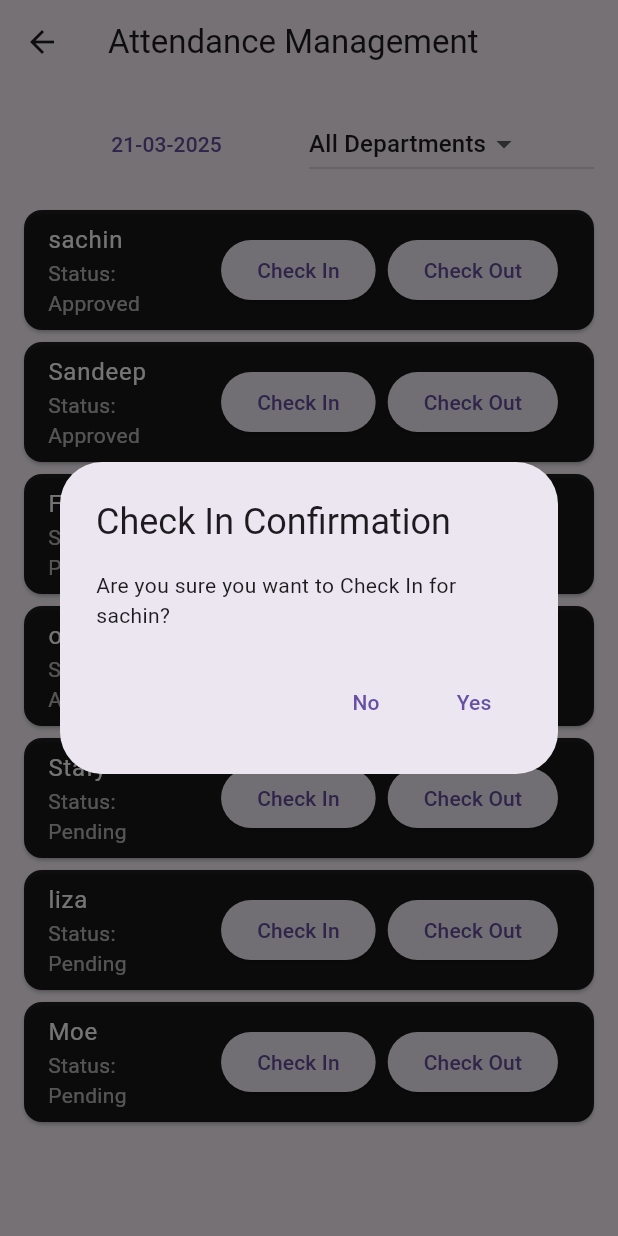
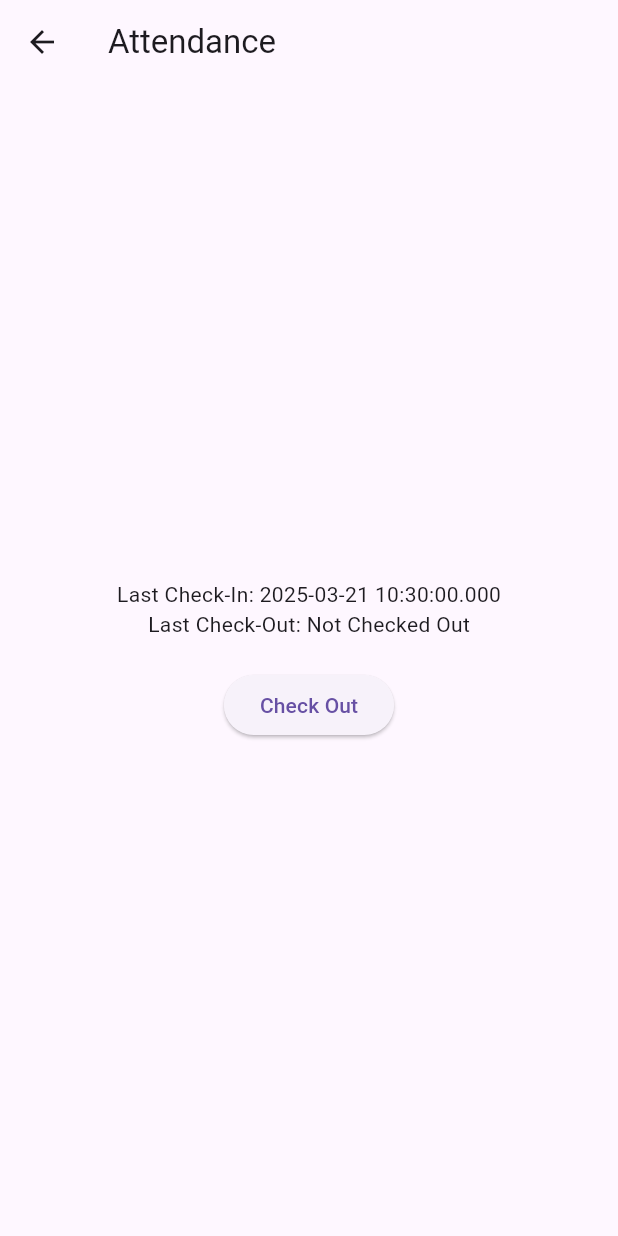
Before and after one commit to Rajdip1/HRMS, a Flutter app: the AttendanceScreen screen opened directly, after a tap on "Check In", on a phone screen of 412 x 824 dp. Run offline on Flutter 3.47's test engine with Material 3 defaults, Android fonts, the phone set to English and light mode, and no system bars; our stand-ins replace cloud_firestore, csv, file_picker, firebase_auth, firebase_core, fluttertoast and 3 more; accounts and stored records are empty.

Commit message:
Attendance screen added

```diff
--- a/lib/screens/attendance_screen.dart
+++ b/lib/screens/attendance_screen.dart
@@ -1,179 +1,44 @@
-import 'dart:io';
-
-import 'package:csv/csv.dart';
 import 'package:flutter/material.dart';
-import 'package:intl/intl.dart';
-import 'package:path_provider/path_provider.dart';
 
 class AttendanceScreen extends StatefulWidget {
-  const AttendanceScreen({super.key});
-
   @override
-  State<AttendanceScreen> createState() => _AttendanceScreenState();
+  _AttendanceScreenState createState() => _AttendanceScreenState();
 }
 
 class _AttendanceScreenState extends State<AttendanceScreen> {
+  bool isCheckedIn = false;
+  String? lastCheckIn;
+  String? lastCheckOut;
 
-  DateTime selectedDate = DateTime.now();
-  String selectedDepartment = 'All Departments';
-  List<Map<String, dynamic>> attendanceList = [];
-  List<Map<String, dynamic>> originalList = [];
-
-  @override
-  void initState() {
-    super.initState();
-    attendanceList = [
-      {'name': 'sachin', 'hours': '2 h 40 m', 'status': 'Approved', 'shift': 'Morning'},
-      {'name': 'Sandeep', 'hours': '1 h 46 m', 'status': 'Approved', 'shift': 'Evening'},
-      {'name': 'Fevy', 'hours': '--', 'status': 'Pending', 'shift': 'Night'},
-      {'name': 'omar', 'hours': '5 h 60 m', 'status': 'Approved', 'shift': 'Morning'},
-      {'name': 'Stafy', 'hours': '--', 'status': 'Pending', 'shift': 'Evening'},
-      {'name': 'liza', 'hours': '--', 'status': 'Pending', 'shift': 'Night'},
-      {'name': 'Moe', 'hours': '--', 'status': 'Pending', 'shift': 'Morning'},
-    ];
-    originalList = List.from(attendanceList);
-  }
-
-  Future<void> _selectDate(BuildContext context) async {
-    final DateTime? picked = await showDatePicker(
-      context: context,
-      initialDate: selectedDate,
-      firstDate: DateTime(2000),
-      lastDate: DateTime(2101),
-    );
-    if (picked != null && picked != selectedDate) {
-      setState(() {
-        selectedDate = picked;
-      });
-    }
-  }
-
-  void _filterApproved() {
+  void _checkIn() {
     setState(() {
-      attendanceList = originalList.where((employee) => employee['status'] == 'Approved').toList();
+      isCheckedIn = true;
+      lastCheckIn = DateTime.now().toString();
+      lastCheckOut = null;
     });
   }
 
-  void _resetList() {
+  void _checkOut() {
     setState(() {
-      attendanceList = List.from(originalList);
+      isCheckedIn = false;
+      lastCheckOut = DateTime.now().toString();
     });
   }
-
-  Future<void> _exportCSV() async {
-    List<List<String>> csvData = [
-      ["Name", "Hours", "Status", "Shift"],
-      ...attendanceList.map((item) => [item['name'], item['hours'], item['status'], item['shift']])
-    ];
-
-    String csv = const ListToCsvConverter().convert(csvData);
-    final String dir = (await getApplicationDocumentsDirectory()).path;
-    final path = "$dir/attendance.csv";
-
-    final File file = File(path);
-    await file.writeAsString(csv);
-    ScaffoldMessenger.of(context).showSnackBar(
-      SnackBar(content: Text('CSV Exported: $path')),
-    );
-  }
-
-  void _showConfirmationDialog(String action, Map<String, dynamic> attendance) {
-    showDialog(
-      context: context,
-      builder: (context) {
-        return AlertDialog(
-          title: Text('$action Confirmation'),
-          content: Text('Are you sure you want to $action for ${attendance['name']}?'),
-          actions: [
-            TextButton(
-              onPressed: () {
-                Navigator.pop(context);
-              },
-              child: const Text('No'),
-            ),
-            TextButton(
-              onPressed: () {
-                setState(() {
-                  if (action == 'Check In') {
-                    attendance['status'] = 'Approved';
-                  } else if (action == 'Check Out') {
-                    attendance['status'] = 'Checked Out';
-                  }
-                });
-                Navigator.pop(context);
-              },
-              child: const Text('Yes'),
-            ),
-          ],
-        );
-      },
-    );
-  }
-
 
   @override
   Widget build(BuildContext context) {
     return Scaffold(
-      appBar: AppBar(title: const Text('Attendance Management')),
-      body: Padding(
-        padding: const EdgeInsets.all(16.0),
+      appBar: AppBar(title: Text("Attendance")),
+      body: Center(
         child: Column(
-          crossAxisAlignment: CrossAxisAlignment.start,
+          mainAxisAlignment: MainAxisAlignment.center,
           children: [
-            Row(
-              children: [
-                Expanded(
-                  child: TextButton(
-                    onPressed: () => _selectDate(context),
-                    child: Text(DateFormat('dd-MM-yyyy').format(selectedDate)),
-                  ),
-                ),
-                Expanded(
-                  child: DropdownButton<String>(
-                    value: selectedDepartment,
-                    items: ['All Departments', 'HR', 'IT', 'Finance']
-                        .map((String dept) => DropdownMenuItem<String>(
-                      value: dept,
-                      child: Text(dept),
-                    ))
-                        .toList(),
-                    onChanged: (String? newValue) {
-                      setState(() {
-                        selectedDepartment = newValue!;
-                      });
-                    },
-                  ),
-                ),
-              ],
-            ),
-            const SizedBox(height: 16),
-            Expanded(
-              child: ListView(
-                children: attendanceList.map((attendance) {
-                  return Card(
-                    color: Colors.black87,
-                    margin: const EdgeInsets.symmetric(vertical: 4),
-                    child: ListTile(
-                      title: Text(attendance['name'], style: const TextStyle(color: Colors.white)),
-                      subtitle: Text("Status: ${attendance['status']}", style: const TextStyle(color: Colors.white70)),
-                      trailing: Row(
-                        mainAxisSize: MainAxisSize.min,
-                        children: [
-                          ElevatedButton(
-                            onPressed: () => _showConfirmationDialog('Check In', attendance),
-                            child: const Text('Check In'),
-                          ),
-                          const SizedBox(width: 8),
-                          ElevatedButton(
-                            onPressed: () => _showConfirmationDialog('Check Out', attendance),
-                            child: const Text('Check Out'),
-                          ),
-                        ],
-                      ),
-                    ),
-                  );
-                }).toList(),
-              ),
+            Text("Last Check-In: ${lastCheckIn ?? "Not Checked In"}"),
+            Text("Last Check-Out: ${lastCheckOut ?? "Not Checked Out"}"),
+            SizedBox(height: 20),
+            ElevatedButton(
+              onPressed: isCheckedIn ? _checkOut : _checkIn,
+              child: Text(isCheckedIn ? "Check Out" : "Check In"),
             ),
           ],
         ),
```
Also changed, not shown: lib/employee_management/employee_home_screen.dart (+25 -19 lines), lib/screens/widgets/drawer_menu.dart (+7 -7 lines), pubspec.yaml (+7 -0 lines).
